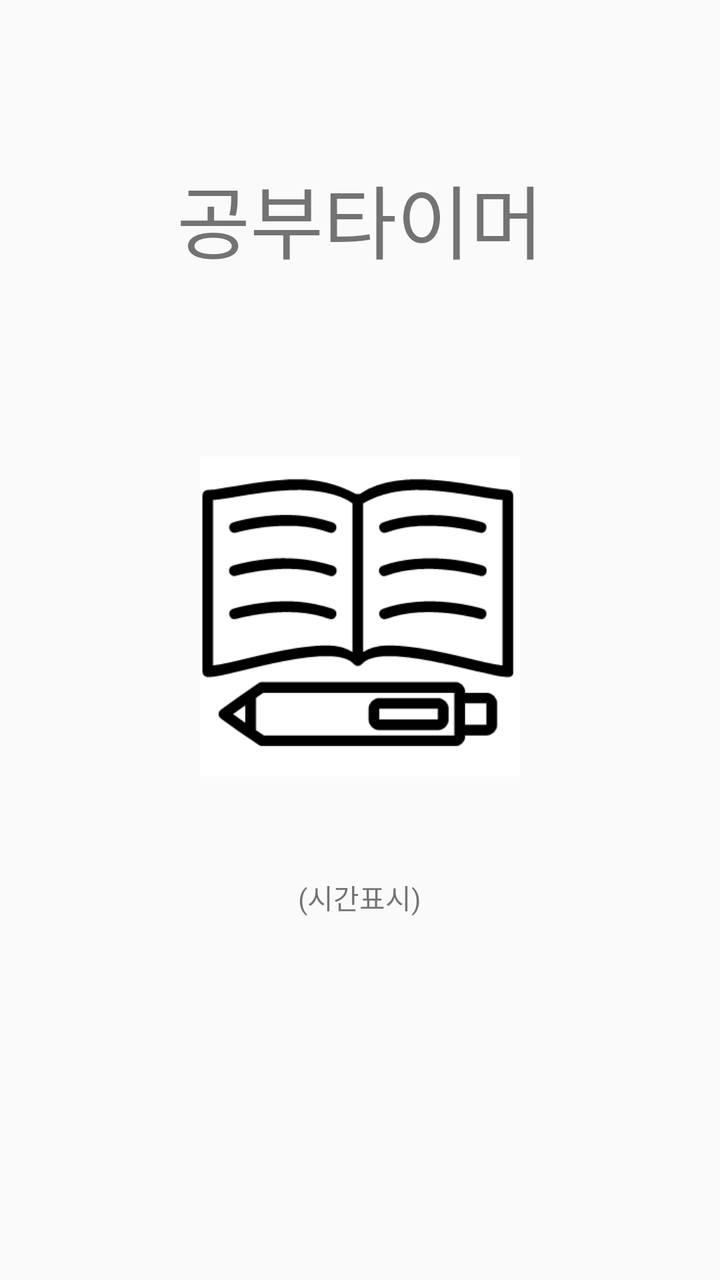
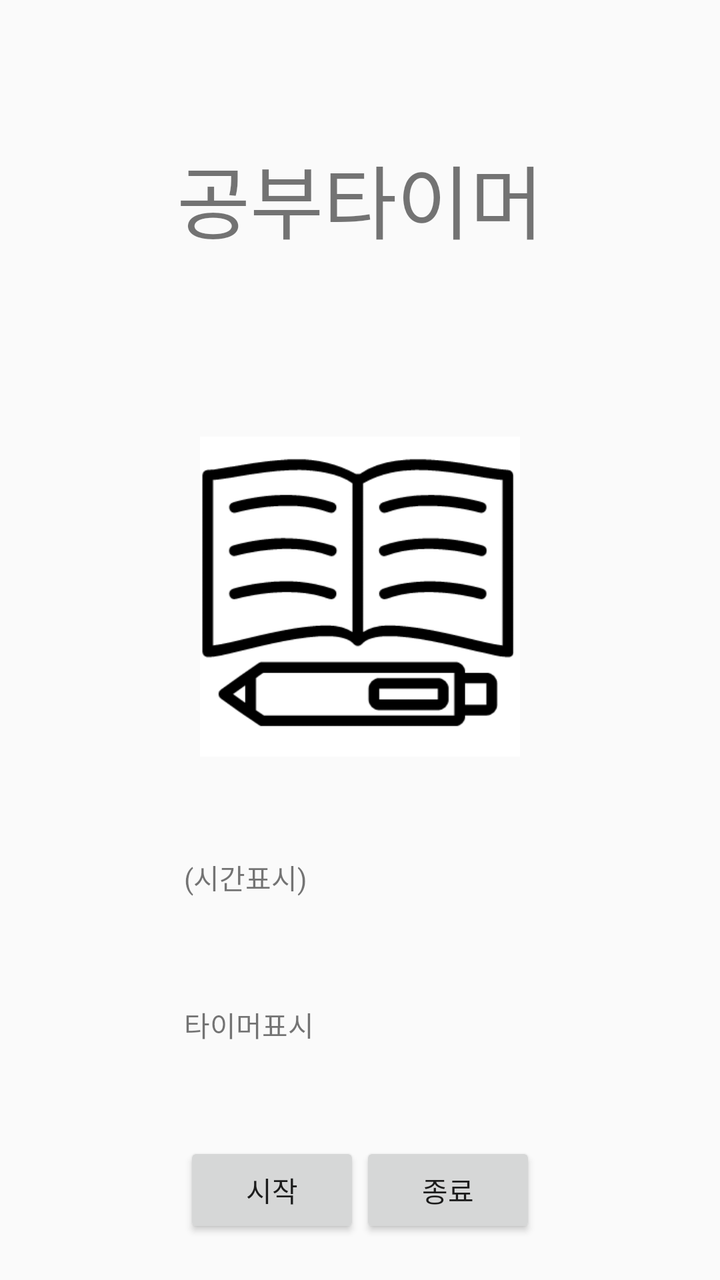

Two renders of the same Android screen: before a commit and after it. Below are the layout's source before the change and the commit's diff.
<!-- AndroidManifest.xml: application theme AppTheme -->
<!-- res/layout/activity_study_function.xml -->
<?xml version="1.0" encoding="utf-8"?>
<LinearLayout xmlns:android="http://schemas.android.com/apk/res/android"
    xmlns:app="http://schemas.android.com/apk/res-auto"
    xmlns:tools="http://schemas.android.com/tools"
    android:layout_width="match_parent"
    android:layout_height="match_parent"
    tools:context=".Study_function"
    android:orientation="vertical">
    <LinearLayout
        android:layout_width="match_parent"
        android:layout_height="wrap_content"
        android:orientation="vertical"
        android:layout_gravity="center"
        android:layout_marginTop="80dp">
        <TextView
            android:layout_width="wrap_content"
            android:layout_height="wrap_content"
            android:layout_gravity="center"
            android:text="공부타이머"
            android:textSize="40dp"/>

        <ImageButton
            android:id="@+id/studystate"
            android:src="@drawable/study_off"
            android:layout_marginTop="90dp"
            android:layout_width="160dp"
            android:layout_height="160dp"
            android:layout_gravity="center"
            android:padding="0sp"
            android:scaleType="centerCrop"/>
        <TextView
            android:id="@+id/studytimer_time"
            android:layout_width="wrap_content"
            android:layout_height="wrap_content"
            android:layout_gravity="center"
            android:layout_marginTop="50dp"
            android:text="(시간표시)"/>

    </LinearLayout>


</LinearLayout>
<!-- resources referenced by this layout -->
<resources>
  <!-- drawable study_off: png bitmap (drawable, 7536 bytes) -->
  <style name="AppTheme" parent="Theme.AppCompat.Light.DarkActionBar">
          
          <item name="colorPrimary">@color/colorPrimary</item>
          <item name="colorPrimaryDark">@color/colorPrimaryDark</item>
          <item name="colorAccent">@color/colorAccent</item>
      </style>
  <color name="colorPrimary">#2B475E</color>
  <color name="colorPrimaryDark">#FFFFFF</color>
  <color name="colorAccent">#03DAC5</color>
</resources>

<!-- the commit's change to res/layout/activity_study_function.xml (unified diff, before → after) -->
@@ -6,37 +6,71 @@
     android:layout_height="match_parent"
     tools:context=".Study_function"
     android:orientation="vertical">
-    <LinearLayout
-        android:layout_width="match_parent"
-        android:layout_height="wrap_content"
-        android:orientation="vertical"
-        android:layout_gravity="center"
-        android:layout_marginTop="80dp">
-        <TextView
-            android:layout_width="wrap_content"
-            android:layout_height="wrap_content"
+
+
+        <LinearLayout
+            android:layout_width="match_parent"
+            android:layout_height="match_parent"
             android:layout_gravity="center"
-            android:text="공부타이머"
-            android:textSize="40dp"/>
+            android:orientation="vertical">
+            <TextView
+                android:layout_width="wrap_content"
+                android:layout_height="wrap_content"
+                android:layout_gravity="center"
+                android:text="공부타이머"
+                android:layout_marginTop="70dp"
+                android:textSize="40dp"/>
 
-        <ImageButton
-            android:id="@+id/studystate"
-            android:src="@drawable/study_off"
-            android:layout_marginTop="90dp"
-            android:layout_width="160dp"
-            android:layout_height="160dp"
-            android:layout_gravity="center"
-            android:padding="0sp"
-            android:scaleType="centerCrop"/>
-        <TextView
-            android:id="@+id/studytimer_time"
-            android:layout_width="wrap_content"
-            android:layout_height="wrap_content"
-            android:layout_gravity="center"
-            android:layout_marginTop="50dp"
-            android:text="(시간표시)"/>
+            <ImageButton
+                android:id="@+id/studystate"
+                android:src="@drawable/study_off"
+                android:layout_gravity="center"
+                android:layout_width="160dp"
+                android:layout_height="160dp"
+                android:layout_marginTop="90dp"
+                android:padding="0sp"
+                android:scaleType="centerCrop"/>
 
-    </LinearLayout>
+            <LinearLayout
+                android:layout_width="wrap_content"
+                android:layout_height="match_parent"
+                android:orientation="vertical"
+                android:layout_marginTop="50dp"
+                android:layout_gravity="center"
+                android:weightSum="3">
+                <TextView
+                    android:id="@+id/studytimer_time"
+                    android:layout_width="wrap_content"
+                    android:layout_height="0dp"
+                    android:text="(시간표시)"
+                    android:layout_weight="1"/>
+                <TextView
+                    android:id="@+id/studytimer_time2"
+                    android:layout_width="wrap_content"
+                    android:layout_height="0dp"
+                    android:layout_marginTop="5dp"
+                    android:layout_weight="1"
+                    android:text="타이머표시"/>
+
+                <LinearLayout
+                    android:layout_width="wrap_content"
+                    android:layout_height="0dp"
+                    android:layout_gravity="center_horizontal"
+                    android:layout_weight="1">
+                    <Button
+                        android:layout_width="wrap_content"
+                        android:layout_height="wrap_content"
+                        android:text="시작"/>
+                    <Button
+                        android:layout_width="wrap_content"
+                        android:layout_height="wrap_content"
+                        android:text="종료"/>
+                </LinearLayout>
+            </LinearLayout>
+
+
+
+        </LinearLayout>
 
 
 </LinearLayout>
